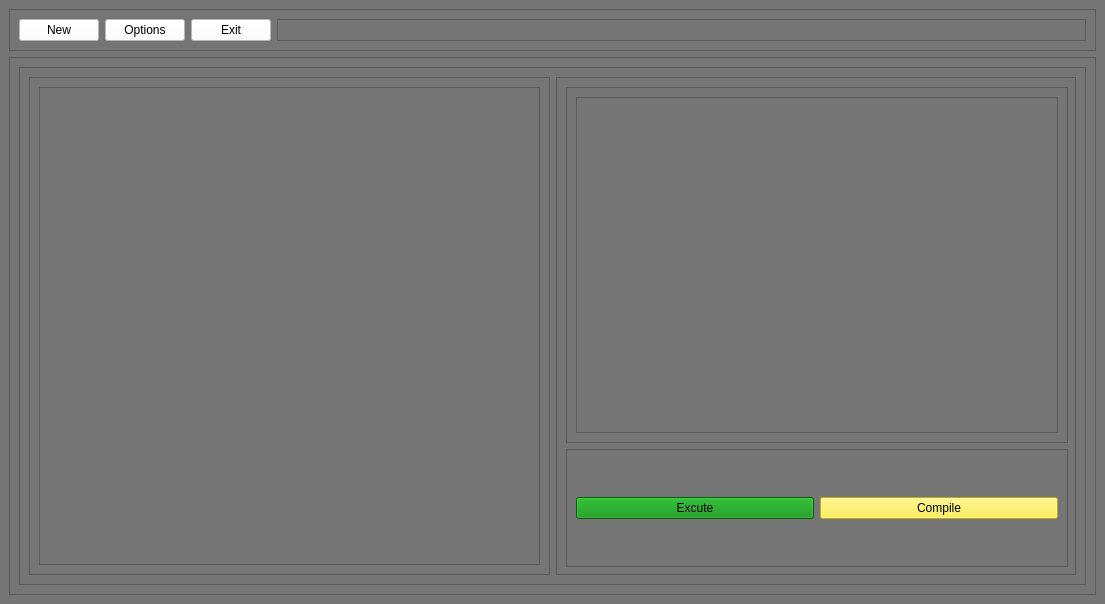
This is view/view.ui in JesusAbarcaRodriguez/python-newLanguaje as Qt 5 draws it before an edit. The edited form follows.
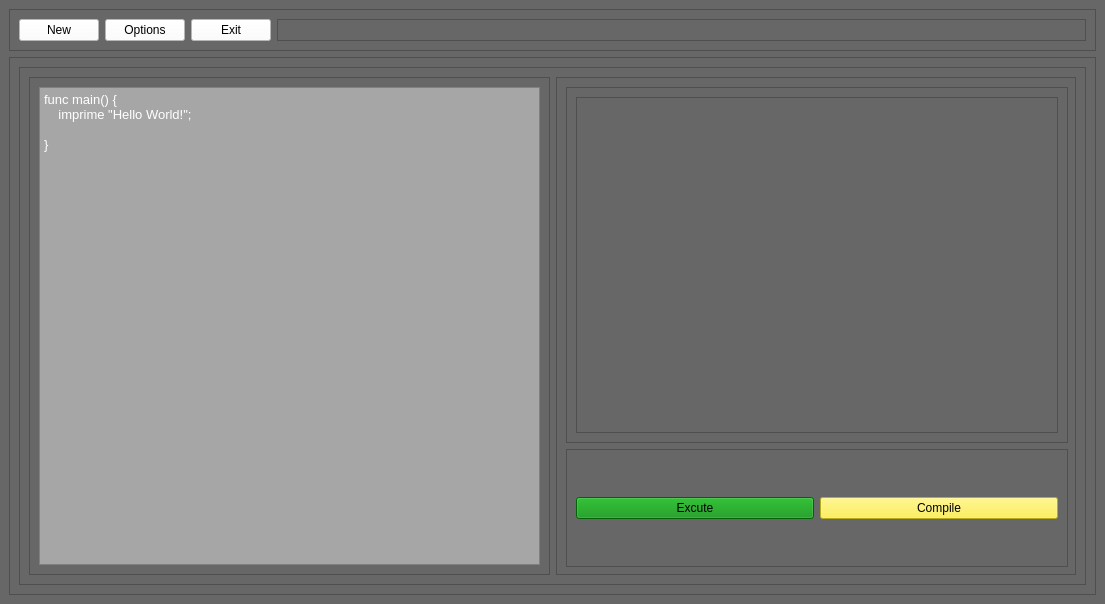
This is the edited form.

What changed in the file:
```diff
--- a/view/view.ui
+++ b/view/view.ui
@@ -15,7 +15,7 @@
   </property>
   <widget class="QWidget" name="centralwidget">
    <property name="styleSheet">
-    <string notr="true">background-color: rgb(117, 117, 117);</string>
+    <string notr="true">background-color: rgb(103, 103, 103);</string>
    </property>
    <layout class="QVBoxLayout" name="verticalLayout" stretch="1,14">
     <item>
@@ -99,7 +99,24 @@
             </property>
             <layout class="QVBoxLayout" name="verticalLayout_5">
              <item>
-              <widget class="QTextEdit" name="textEdit"/>
+              <widget class="QTextEdit" name="textEdit">
+               <property name="styleSheet">
+                <string notr="true">
+font: 63 12pt &quot;Cascadia Code SemiBold&quot;;
+background-color: rgb(166, 166, 166);
+color: #FFFFFF;</string>
+               </property>
+               <property name="html">
+                <string>&lt;!DOCTYPE HTML PUBLIC &quot;-//W3C//DTD HTML 4.0//EN&quot; &quot;http://www.w3.org/TR/REC-html40/strict.dtd&quot;&gt;
+&lt;html&gt;&lt;head&gt;&lt;meta name=&quot;qrichtext&quot; content=&quot;1&quot; /&gt;&lt;style type=&quot;text/css&quot;&gt;
+p, li { white-space: pre-wrap; }
+&lt;/style&gt;&lt;/head&gt;&lt;body style=&quot; font-family:'Cascadia Code SemiBold'; font-size:12pt; font-weight:56; font-style:normal;&quot;&gt;
+&lt;p style=&quot; margin-top:12px; margin-bottom:0px; margin-left:0px; margin-right:0px; -qt-block-indent:0; text-indent:0px;&quot;&gt;&lt;span style=&quot; font-family:'Courier New'; font-size:10pt;&quot;&gt;func main() {&lt;/span&gt;&lt;/p&gt;
+&lt;p style=&quot; margin-top:0px; margin-bottom:0px; margin-left:0px; margin-right:0px; -qt-block-indent:0; text-indent:0px;&quot;&gt;&lt;span style=&quot; font-family:'Courier New'; font-size:10pt;&quot;&gt;    imprime &amp;quot;Hello World!&amp;quot;;&lt;/span&gt;&lt;/p&gt;
+&lt;p style=&quot; margin-top:0px; margin-bottom:0px; margin-left:0px; margin-right:0px; -qt-block-indent:0; text-indent:0px;&quot;&gt;&lt;span style=&quot; font-family:'Courier New'; font-size:10pt;&quot;&gt;    &lt;/span&gt;&lt;/p&gt;
+&lt;p style=&quot; margin-top:0px; margin-bottom:12px; margin-left:0px; margin-right:0px; -qt-block-indent:0; text-indent:0px;&quot;&gt;&lt;span style=&quot; font-family:'Courier New'; font-size:10pt;&quot;&gt;}&lt;/span&gt;&lt;/p&gt;&lt;/body&gt;&lt;/html&gt;</string>
+               </property>
+              </widget>
              </item>
             </layout>
            </widget>
```
Left out of the diff: 15 changed lines with no effect on the pictures.
